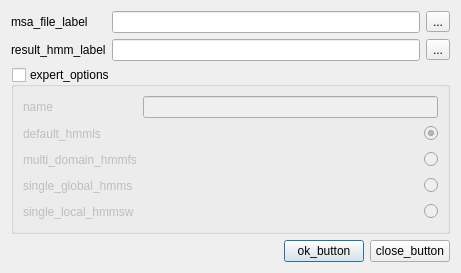
Old version of the form src/plugins_3rdparty/hmm2/src/u_build/ui/HMMBuildDialog.ui in the repository dualword/ugene-qt4.
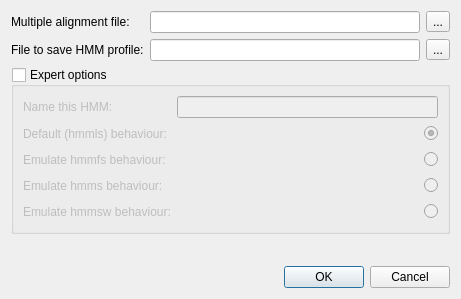
New version of the form.

The edit to the form file:
```diff
--- a/src/plugins_3rdparty/hmm2/src/u_build/ui/HMMBuildDialog.ui
+++ b/src/plugins_3rdparty/hmm2/src/u_build/ui/HMMBuildDialog.ui
@@ -14,11 +14,11 @@
   </property>
   <layout class="QVBoxLayout" name="verticalLayout" >
    <item>
-    <layout class="QGridLayout" name="gridLayout_2" >
-     <item row="0" column="0" >
-      <widget class="QLabel" name="msaFileLabel" >
-       <property name="text" >
-        <string>msa_file_label</string>
+    <layout class="QGridLayout" name="gridLayout_2">
+     <item row="0" column="0">
+      <widget class="QLabel" name="msaFileLabel">
+       <property name="text">
+        <string>Multiple alignment file:</string>
        </property>
       </widget>
      </item>
@@ -32,10 +32,10 @@
        </property>
       </widget>
      </item>
-     <item row="1" column="0" >
-      <widget class="QLabel" name="label_2" >
-       <property name="text" >
-        <string>result_hmm_label</string>
+     <item row="1" column="0">
+      <widget class="QLabel" name="label_2">
+       <property name="text">
+        <string>File to save HMM profile:</string>
        </property>
       </widget>
      </item>
@@ -52,9 +52,9 @@
     </layout>
    </item>
    <item>
-    <widget class="QGroupBox" name="expertGroup" >
-     <property name="title" >
-      <string>expert_options</string>
+    <widget class="QGroupBox" name="expertGroup">
+     <property name="title">
+      <string>Expert options</string>
      </property>
      <property name="checkable" >
       <bool>true</bool>
@@ -68,15 +68,9 @@
         <property name="toolTip" >
          <string>name_tip</string>
         </property>
-        <property name="statusTip" >
-         <string>name_tip</string>
+        <property name="text">
+         <string>Name this HMM:</string>
         </property>
-        <property name="whatsThis" >
-         <string>name_tip</string>
-        </property>
-        <property name="text" >
-         <string>name</string>
-        </property>
        </widget>
       </item>
       <item row="0" column="1" colspan="2" >
@@ -97,15 +91,9 @@
         <property name="toolTip" >
          <string>default_hmmls_tip</string>
         </property>
-        <property name="statusTip" >
-         <string>default_hmmls_tip</string>
+        <property name="text">
+         <string>Default (hmmls) behaviour:</string>
         </property>
-        <property name="whatsThis" >
-         <string>default_hmmls_tip</string>
-        </property>
-        <property name="text" >
-         <string>default_hmmls</string>
-        </property>
        </widget>
       </item>
       <item row="1" column="1" >
@@ -145,15 +133,9 @@
         <property name="toolTip" >
          <string>multi_domain_hmmfs_tip</string>
         </property>
-        <property name="statusTip" >
-         <string>multi_domain_hmmfs_tip</string>
+        <property name="text">
+         <string>Emulate hmmfs behaviour:</string>
         </property>
-        <property name="whatsThis" >
-         <string>multi_domain_hmmfs_tip</string>
-        </property>
-        <property name="text" >
-         <string>multi_domain_hmmfs</string>
-        </property>
        </widget>
       </item>
       <item row="2" column="1" >
@@ -190,15 +172,9 @@
         <property name="toolTip" >
          <string>single_global_hmms_tip</string>
         </property>
-        <property name="statusTip" >
-         <string>single_global_hmms_tip</string>
+        <property name="text">
+         <string>Emulate hmms behaviour:</string>
         </property>
-        <property name="whatsThis" >
-         <string>single_global_hmms_tip</string>
-        </property>
-        <property name="text" >
-         <string>single_global_hmms</string>
-        </property>
        </widget>
       </item>
       <item row="3" column="1" >
@@ -235,15 +211,9 @@
         <property name="toolTip" >
          <string>single_local_hmmsw_tip</string>
         </property>
-        <property name="statusTip" >
-         <string>single_local_hmmsw</string>
+        <property name="text">
+         <string>Emulate hmmsw behaviour:</string>
         </property>
-        <property name="whatsThis" >
-         <string>single_local_hmmsw</string>
-        </property>
-        <property name="text" >
-         <string>single_local_hmmsw</string>
-        </property>
        </widget>
       </item>
       <item row="4" column="1" >
@@ -313,22 +283,15 @@
        </property>
       </spacer>
      </item>
-     <item>
-      <widget class="QPushButton" name="okButton" >
-       <property name="text" >
-        <string>ok_button</string>
-       </property>
-      </widget>
-     </item>
-     <item>
-      <widget class="QPushButton" name="cancelButton" >
-       <property name="text" >
-        <string>close_button</string>
-       </property>
-      </widget>
-     </item>
     </layout>
    </item>
+   <item>
+    <widget class="QDialogButtonBox" name="buttonBox">
+     <property name="standardButtons">
+      <set>QDialogButtonBox::Cancel|QDialogButtonBox::Ok</set>
+     </property>
+    </widget>
+   </item>
   </layout>
  </widget>
  <resources/>
```
Left out of the diff: 232 changed lines with no effect on the pictures.
